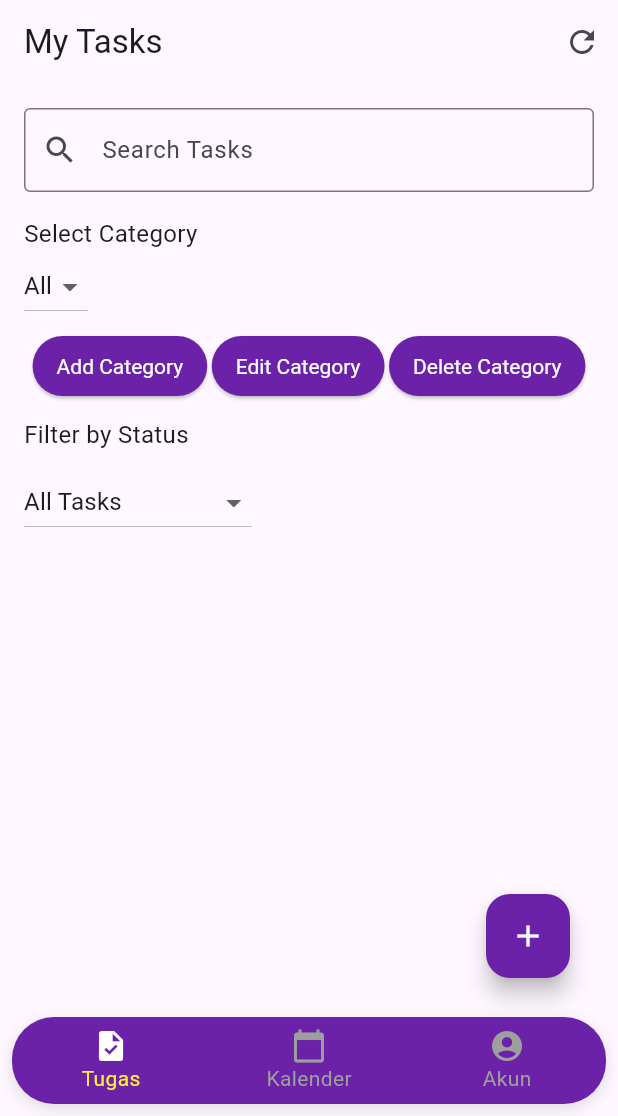
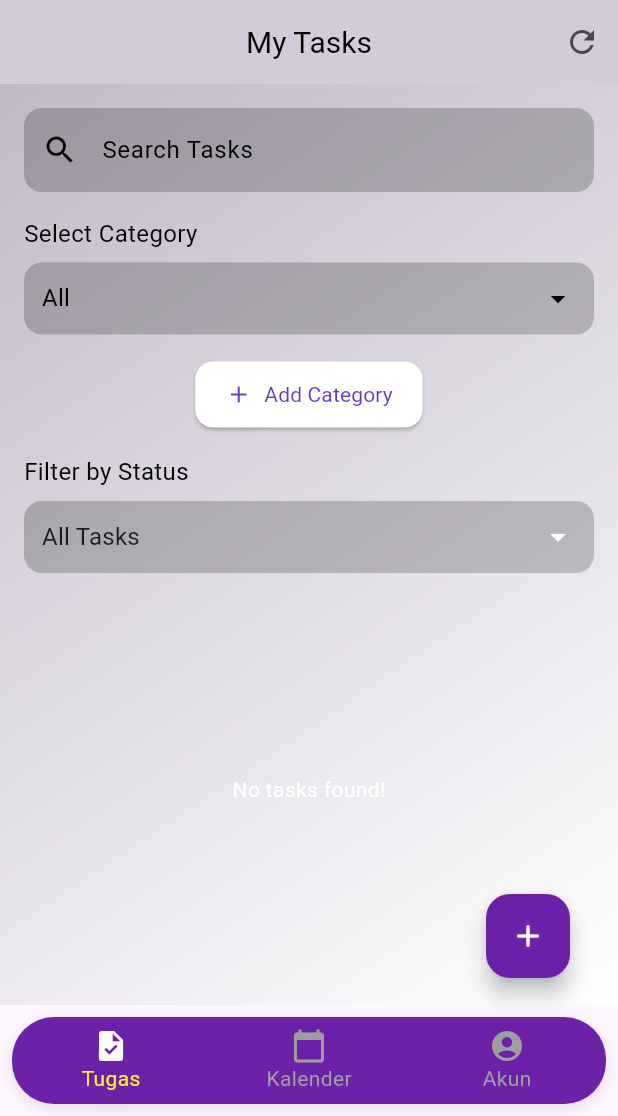
Before and after one commit to fauzizamhurdarmawan/mytodolist, a Flutter app: the screen it shows once a user with an empty profile is signed in, on a phone screen of 412 x 824 dp, the part 120-1236 px from its top. Run offline on Flutter 3.47's test engine with Material 3 defaults, Android fonts, the phone set to English and light mode, and no system bars; our stand-ins replace cloud_firestore, firebase_auth, firebase_core, flutter_local_notifications, flutter_svg, image_picker and 4 more; missing offline and left inert: encrypt; accounts and stored records are empty.

Commit message:
perbaikan desain

```diff
--- a/lib/screens/task_screen.dart
+++ b/lib/screens/task_screen.dart
@@ -30,25 +30,29 @@ class _TaskScreenState extends State<TaskScreen> {
   Widget build(BuildContext context) {
     return Scaffold(
       appBar: AppBar(
-        title: const Text("My Tasks"),
+        title: const Text("My Tasks",
+            style: TextStyle(fontSize: 20, color: Colors.black)),
+        centerTitle: true,
+        backgroundColor: const Color.fromARGB(255, 211, 203, 218),
         actions: [
-          // IconButton(
-          //   icon: const Icon(Icons.add),
-          //   onPressed: () async {
-          //     await _showAddTaskDialog(context);
-          //   },
-          // ),
           IconButton(
             icon: const Icon(Icons.refresh),
             onPressed: () {
-              _searchController.clear(); // Clear the search field
-              Provider.of<TaskProvider>(context, listen: false)
-                  .fetchTasks(); // Reset tasks to original state
+              _searchController.clear();
+              Provider.of<TaskProvider>(context, listen: false).fetchTasks();
             },
-          )
+          ),
         ],
       ),
-      body: Padding(
+      body: Container(
+        decoration: const BoxDecoration(
+          gradient: LinearGradient(
+            colors: [const Color.fromARGB(255, 193, 185, 200), Colors.white],
+            begin: Alignment.topLeft,
+            end: Alignment.bottomRight,
+          ),
+        ),
+        child: Padding(
           padding: const EdgeInsets.all(16.0),
           child: Column(
             crossAxisAlignment: CrossAxisAlignment.start,
@@ -56,10 +60,21 @@ class _TaskScreenState extends State<TaskScreen> {
               // Search Bar
               TextField(
                 controller: _searchController,
-              decoration: const InputDecoration(
+                style: const TextStyle(color: Colors.black),
+                decoration: InputDecoration(
                   labelText: 'Search Tasks',
-                prefixIcon: Icon(Icons.search),
-                border: OutlineInputBorder(),
+                  labelStyle: const TextStyle(color: Colors.black),
+                  prefixIcon: const Icon(Icons.search, color: Colors.black),
+                  filled: true,
+                  fillColor: Colors.black.withOpacity(0.2),
+                  enabledBorder: OutlineInputBorder(
+                    borderRadius: BorderRadius.circular(12),
+                    borderSide: BorderSide.none,
+                  ),
+                  focusedBorder: OutlineInputBorder(
+                    borderRadius: BorderRadius.circular(12),
+                    borderSide: const BorderSide(color: Colors.black),
+                  ),
                 ),
                 onChanged: (value) {
                   Provider.of<TaskProvider>(context, listen: false)
@@ -68,13 +83,30 @@ class _TaskScreenState extends State<TaskScreen> {
               ),
               const SizedBox(height: 16),
               // Category Dropdown
-            const Text('Select Category', style: TextStyle(fontSize: 16)),
-            DropdownButton<String>(
+              const Text(
+                'Select Category',
+                style: TextStyle(fontSize: 16, color: Colors.black),
+              ),
+              const SizedBox(height: 8),
+              Container(
+                padding: const EdgeInsets.symmetric(horizontal: 12),
+                decoration: BoxDecoration(
+                  color: Colors.black.withOpacity(0.2),
+                  borderRadius: BorderRadius.circular(12),
+                ),
+                child: DropdownButton<String>(
+                  dropdownColor: const Color.fromARGB(255, 202, 198, 211),
                   value: Provider.of<TaskProvider>(context).selectedCategory,
                   items: Provider.of<TaskProvider>(context)
                       .categories
+                      .toSet()
                       .map((category) => DropdownMenuItem<String>(
-                      value: category, child: Text(category)))
+                            value: category,
+                            child: Text(
+                              category,
+                              style: const TextStyle(color: Colors.black),
+                            ),
+                          ))
                       .toList(),
                   onChanged: (category) {
                     if (category != null) {
@@ -82,81 +114,48 @@ class _TaskScreenState extends State<TaskScreen> {
                           .updateSelectedCategory(category);
                     }
                   },
+                  isExpanded: true,
+                  underline: const SizedBox(),
+                  icon: const Icon(Icons.arrow_drop_down, color: Colors.black),
                 ),
-            const SizedBox(height: 5),
-            // Row with buttons (Add New, Edit, Delete Category)
-            Row(
-              mainAxisAlignment:
-                  MainAxisAlignment.center, // Tombol akan ditempatkan di tengah
-              children: [
-                ElevatedButton(
+              ),
+              const SizedBox(height: 16),
+              // Add Category Button
+              Center(
+                child: ElevatedButton.icon(
                   onPressed: () {
                     _showAddCategoryDialog(context);
                   },
                   style: ElevatedButton.styleFrom(
-                    backgroundColor: Color.fromRGBO(107, 33, 168, 1),
-                    foregroundColor: Colors.white, // Warna teks putih
-                    padding:
-                        EdgeInsets.symmetric(vertical: 8.0, horizontal: 16.0),
-                    textStyle: TextStyle(
-                      fontFamily: 'Roboto', // Font Roboto
+                    backgroundColor: Colors.white,
+                    foregroundColor: Colors.deepPurple,
+                    shape: RoundedRectangleBorder(
+                      borderRadius: BorderRadius.circular(12),
+                    ),
+                    padding: const EdgeInsets.symmetric(
+                        vertical: 12, horizontal: 20),
+                  ),
+                  icon: const Icon(Icons.add),
+                  label: const Text('Add Category'),
                 ),
               ),
-                  child: Center(
-                    child: const Text('Add Category'),
+              const SizedBox(height: 16),
+              // Filter by Status
+              const Text(
+                'Filter by Status',
+                style: TextStyle(fontSize: 16, color: Colors.black),
               ),
+              const SizedBox(height: 8),
+              Container(
+                padding: const EdgeInsets.symmetric(horizontal: 12),
+                decoration: BoxDecoration(
+                  color: Colors.black.withOpacity(0.2),
+                  borderRadius: BorderRadius.circular(12),
                 ),
-                const SizedBox(width: 3),
-                ElevatedButton(
-                  onPressed: () {
-                    _showEditCategoryDialog(
-                        context,
-                        Provider.of<TaskProvider>(context, listen: false)
-                            .selectedCategory);
-                  },
-                  style: ElevatedButton.styleFrom(
-                    backgroundColor: Color.fromRGBO(107, 33, 168, 1),
-                    foregroundColor: Colors.white, // Warna teks putih
-                    padding:
-                        EdgeInsets.symmetric(vertical: 8.0, horizontal: 16.0),
-                    textStyle: TextStyle(
-                      fontFamily: 'Roboto', // Font Roboto
-                    ),
-                  ),
-                  child: Center(
-                    child: const Text('Edit Category'),
-                  ),
-                ),
-                const SizedBox(width: 3),
-                ElevatedButton(
-                  onPressed: () {
-                    _removeCategory(
-                        context,
-                        Provider.of<TaskProvider>(context, listen: false)
-                            .selectedCategory);
-                  },
-                  style: ElevatedButton.styleFrom(
-                    backgroundColor: Color.fromRGBO(107, 33, 168, 1),
-                    foregroundColor: Colors.white, // Warna teks putih
-                    padding:
-                        EdgeInsets.symmetric(vertical: 8.0, horizontal: 16.0),
-                    textStyle: TextStyle(
-                      fontFamily: 'Roboto', // Font Roboto
-                    ),
-                  ),
-                  child: Center(
-                    child: const Text('Delete Category'),
-                  ),
-                ),
-              ],
-            ),
-            const SizedBox(height: 10),
-            // Filter Status Dropdown
-            const Text('Filter by Status', style: TextStyle(fontSize: 16)),
-            const SizedBox(height: 10),
-            DropdownButton<String>(
-              value:
-                  Provider.of<TaskProvider>(context).selectedCompletionStatus,
+                child: DropdownButton<String>(
+                  dropdownColor: const Color.fromARGB(255, 202, 198, 211),
+                  value: Provider.of<TaskProvider>(context)
+                      .selectedCompletionStatus,
                   items: const [
                     DropdownMenuItem<String>(
                         value: 'All', child: Text('All Tasks')),
@@ -171,45 +170,73 @@ class _TaskScreenState extends State<TaskScreen> {
                           .updateSelectedCompletionStatus(status);
                     }
                   },
+                  isExpanded: true,
+                  underline: const SizedBox(),
+                  icon: const Icon(Icons.arrow_drop_down, color: Colors.white),
                 ),
-
+              ),
+              const SizedBox(height: 16),
               // Task List
               Expanded(
                 child: Consumer<TaskProvider>(
                   builder: (context, taskProvider, child) {
                     final filteredTasks = taskProvider.filteredTasks;
+                    if (filteredTasks.isEmpty) {
+                      return const Center(
+                        child: Text(
+                          'No tasks found!',
+                          style: TextStyle(color: Colors.white),
+                        ),
+                      );
+                    }
                     return ListView.builder(
                       itemCount: filteredTasks.length,
                       itemBuilder: (context, index) {
                         final task = filteredTasks[index];
                         return Card(
+                          color: Colors.white,
+                          shape: RoundedRectangleBorder(
+                            borderRadius: BorderRadius.circular(12),
+                          ),
                           margin: const EdgeInsets.symmetric(vertical: 8),
                           child: ListTile(
-                          contentPadding: const EdgeInsets.all(10),
-                          title: Text(task['taskName']),
+                            contentPadding: const EdgeInsets.all(12),
+                            title: Text(
+                              task['taskName'],
+                              style: const TextStyle(
+                                  fontWeight: FontWeight.bold,
+                                  color: Colors.deepPurple),
+                            ),
                             subtitle: Text(
-                              'Due: ${task['taskDate'].toString().substring(0, 10)}'),
+                              'Due: ${task['taskDate'].toString().substring(0, 10)}',
+                              style: const TextStyle(color: Colors.black54),
+                            ),
                             trailing: Row(
                               mainAxisSize: MainAxisSize.min,
                               children: [
                                 IconButton(
                                   icon: Icon(
                                     task['isCompleted']
-                                      ? Icons.check_box
-                                      : Icons.check_box_outline_blank,
+                                        ? Icons.check_circle
+                                        : Icons.radio_button_unchecked,
+                                    color: task['isCompleted']
+                                        ? Colors.green
+                                        : Colors.grey,
                                   ),
                                   onPressed: () {
                                     _toggleTaskCompletion(task);
                                   },
                                 ),
                                 IconButton(
-                                icon: const Icon(Icons.edit),
+                                  icon: const Icon(Icons.edit,
+                                      color: Colors.blue),
                                   onPressed: () {
                                     _showEditTaskDialog(context, task);
                                   },
                                 ),
                                 IconButton(
-                                icon: const Icon(Icons.delete),
+                                  icon: const Icon(Icons.delete,
+                                      color: Colors.red),
                                   onPressed: () {
                                     _removeTask(context, task);
                                   },
@@ -224,6 +251,7 @@ class _TaskScreenState extends State<TaskScreen> {
                 ),
               ),
             ],
+          ),
         ),
       ),
     );
@@ -266,8 +294,10 @@ class _TaskScreenState extends State<TaskScreen> {
                   },
                 ),
                 DropdownButton<String>(
-                  value: task['category'],
+                  value: task['category'] ??
+                      '', // Pastikan task['category'] tidak null
                   items: taskProvider.categories
+                      .toSet() // Menghapus duplikasi kategori
                       .map((category) => DropdownMenuItem<String>(
                             value: category,
                             child: Row(
@@ -286,7 +316,7 @@ class _TaskScreenState extends State<TaskScreen> {
                       });
                     }
                   },
-                ),
+                )
               ],
             ),
             actions: [
@@ -318,108 +348,6 @@ class _TaskScreenState extends State<TaskScreen> {
             ],
           );
         });
-  }
-
-  Future<void> _showAddTaskDialog(BuildContext context) async {
-    final TaskProvider taskProvider =
-        Provider.of<TaskProvider>(context, listen: false);
-    return showDialog<void>(
-        context: context,
-        builder: (BuildContext context) {
-          return AlertDialog(
-            title: const Text('Add Task'),
-            content: Column(
-              mainAxisSize: MainAxisSize.min,
-              children: [
-                TextField(
-                  controller: _taskController,
-                  decoration: const InputDecoration(labelText: 'Task Name'),
-                ),
-                ListTile(
-                  title: Text('Task Date: ${_selectedDate.toLocal()}'),
-                  trailing: const Icon(Icons.calendar_today),
-                  onTap: () async {
-                    final selectedDate = await showDatePicker(
-                      context: context,
-                      initialDate: _selectedDate,
-                      firstDate: DateTime(2000),
-                      lastDate: DateTime(2101),
-                    );
-                    if (selectedDate != null && selectedDate != _selectedDate) {
-                      setState(() {
-                        _selectedDate = selectedDate;
-                      });
-                    }
-                  },
-                ),
-              ],
-            ),
-            actions: [
-              TextButton(
-                onPressed: () {
-                  Navigator.pop(context);
-                },
-                child: const Text('Cancel'),
-              ),
-              // TextButton(
-              //   onPressed: () {
-              //     if (_taskController.text.isNotEmpty) {
-              //       taskProvider.addTask(_taskController.text, _selectedDate,
-              //           taskProvider.selectedCategory);
-              //       _taskController.clear();
-              //       Navigator.pop(context);
-              //       ScaffoldMessenger.of(context).showSnackBar(
-              //         const SnackBar(content: Text('Task added successfully')),
-              //       );
-              //     }
-              //   },
-              //   child: const Text('Add Task'),
-              // ),
-            ],
-          );
-        });
-  }
-
-  Future<void> _showEditCategoryDialog(
-      BuildContext context, String category) async {
-    final TaskProvider taskProvider =
-        Provider.of<TaskProvider>(context, listen: false);
-    _categoryController.text = category;
-
-    return showDialog<void>(
-      context: context,
-      builder: (BuildContext context) {
-        return AlertDialog(
-          title: const Text('Edit Category'),
-          content: TextField(
-            controller: _categoryController,
-            decoration: const InputDecoration(labelText: 'Category Name'),
-          ),
-          actions: [
-            TextButton(
-              onPressed: () {
-                Navigator.pop(context);
-              },
-              child: const Text('Cancel'),
-            ),
-            TextButton(
-              onPressed: () {
-                if (_categoryController.text.isNotEmpty) {
-                  taskProvider.editCategory(category, _categoryController.text);
-                  _categoryController.clear();
-                  Navigator.pop(context);
-                  ScaffoldMessenger.of(context).showSnackBar(
-                    const SnackBar(
-                        content: Text('Category updated successfully')),
-                  );
-                }
-              },
-              child: const Text('Update Category'),
-            ),
-          ],
-        );
-      },
-    );
   }
 
   Future<void> _showAddCategoryDialog(BuildContext context) async {
@@ -471,10 +399,4 @@ class _TaskScreenState extends State<TaskScreen> {
         Provider.of<TaskProvider>(context, listen: false);
     taskProvider.removeTask(task['id']);
   }
-
-  void _removeCategory(BuildContext context, String category) {
-    final TaskProvider taskProvider =
-        Provider.of<TaskProvider>(context, listen: false);
-    taskProvider.removeCategory(category);
 }
-}
```
Lines whose indentation alone changed are shown as unchanged.
